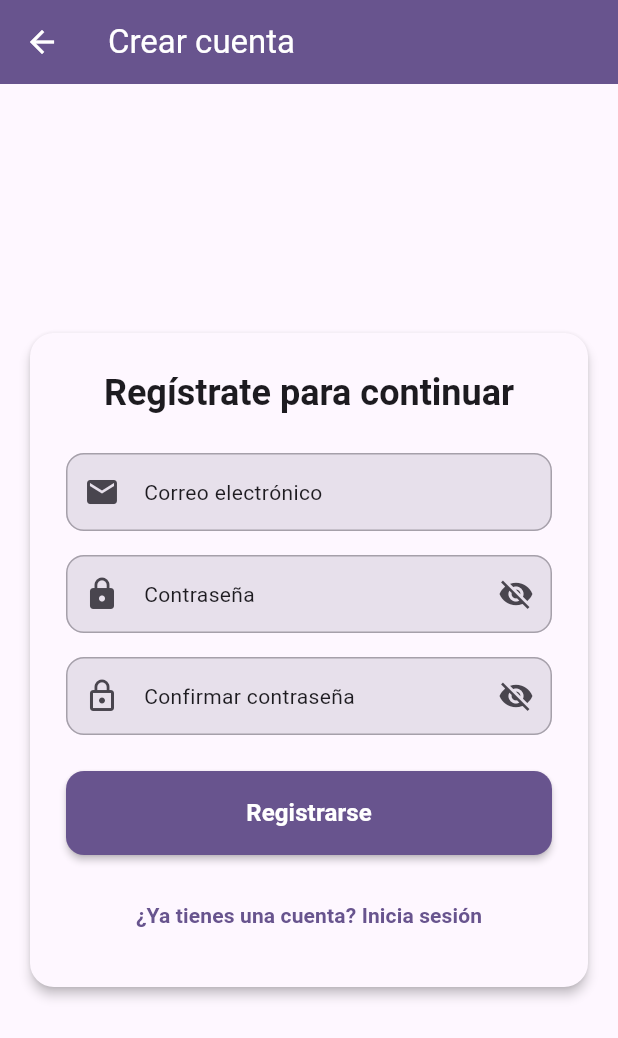
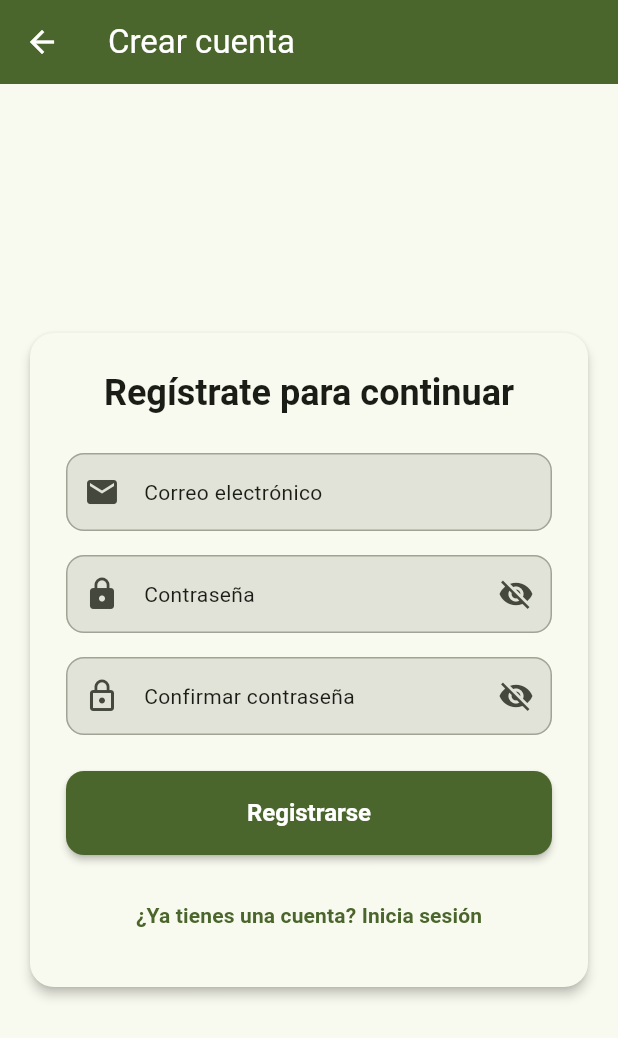
Before and after one commit to AntBPV/Flutter_Greenhouse, a Flutter app: the RegisterScreen screen opened by its route, on a phone screen of 412 x 824 dp. Shown: the top 1038 px of the screen. Run offline on Flutter 3.47's test engine with Material 3 defaults, Android fonts, the phone set to English and light mode, and no system bars; our stand-ins replace flutter_dotenv, hive_flutter, sqflite, supabase_flutter; accounts and stored records are empty.

Commit message:
Screen Refactor (2)
We continue with the refactor for the screens, this time i refactored all existing widgets to use my theme color schema

```diff
--- a/lib/providers/theme_provider.dart
+++ b/lib/providers/theme_provider.dart
@@ -13,8 +13,10 @@ class ThemeProvider extends ChangeNotifier {
   ThemeData get theme => _currentTheme;
   bool get isDarkMode => _isDarkMode;
 
+  // TODO: Cuadrar los colores manualmente, .fromSeed hace cosas raras y no quedan bien los colores
+  // TODO: Entre las cosas a agregar son: TextTheme, dividerColor
   static final ThemeData _lightTheme = ThemeData(
-    colorScheme: ColorScheme.fromSeed(seedColor: Colors.deepPurple),
+    colorScheme: ColorScheme.fromSeed(seedColor: Colors.lightGreen),
     brightness: Brightness.light,
     useMaterial3: true,
     cardTheme: const CardThemeData(
@@ -36,7 +38,7 @@ class ThemeProvider extends ChangeNotifier {
 
   static final ThemeData _darkTheme = ThemeData(
     colorScheme: ColorScheme.fromSeed(
-      seedColor: Colors.deepPurple,
+      seedColor: Colors.amber,
       brightness: Brightness.dark,
     ),
     brightness: Brightness.dark,
--- a/lib/widgets/custom_button.dart
+++ b/lib/widgets/custom_button.dart
@@ -18,34 +18,42 @@ class CustomButton extends StatelessWidget {
 
   @override
   Widget build(BuildContext context) {
+    final theme = Theme.of(context);
+    final colorScheme = theme.colorScheme;
+
+    // Colores dinámicos
+    final bgColor = backgroundColor ?? colorScheme.primary;
+    final fgColor = textColor ?? colorScheme.onPrimary;
+
     return SizedBox(
       width: double.infinity,
       height: 56,
       child: ElevatedButton(
         onPressed: isLoading ? null : onPressed,
         style: ElevatedButton.styleFrom(
-          backgroundColor:
-              backgroundColor ?? Theme.of(context).colorScheme.primary,
-          foregroundColor: textColor ?? Colors.white,
+          backgroundColor: bgColor,
+          foregroundColor: fgColor,
           shape: RoundedRectangleBorder(
             borderRadius: BorderRadius.circular(12),
           ),
           elevation: 2,
+          textStyle: const TextStyle(fontSize: 16, fontWeight: FontWeight.bold),
         ),
         child: isLoading
-            ? const SizedBox(
+            ? SizedBox(
                 height: 24,
                 width: 24,
                 child: CircularProgressIndicator(
                   strokeWidth: 2.5,
-                  color: Colors.white,
+                  color: fgColor,
                 ),
               )
             : Text(
                 text,
-                style: const TextStyle(
+                style: TextStyle(
                   fontSize: 16,
                   fontWeight: FontWeight.bold,
+                  color: fgColor,
                 ),
               ),
       ),
--- a/lib/widgets/custom_text_field.dart
+++ b/lib/widgets/custom_text_field.dart
@@ -3,7 +3,7 @@ import 'package:flutter/material.dart';
 class CustomTextField extends StatelessWidget {
   final TextEditingController controller;
   final String label;
-  final String? hint; // ahora opcional
+  final String? hint;
   final bool obscureText;
   final TextInputType keyboardType;
   final IconData? prefixIcon;
@@ -57,7 +57,8 @@ class CustomTextField extends StatelessWidget {
         filled: true,
         // usar surface / surfaceVariant para que respete temas claros/oscuros
         fillColor:
-            theme.inputDecorationTheme.fillColor ?? colorScheme.surfaceVariant,
+            theme.inputDecorationTheme.fillColor ??
+            colorScheme.surfaceContainerHighest,
         // mantiene la apariencia del texto según el tema
         hintStyle: theme.textTheme.bodyMedium?.copyWith(
           color: colorScheme.onSurface.withOpacity(0.6),
```
Also changed, not shown: lib/widgets/connection_widget_detail.dart (+18 -5 lines), lib/widgets/control_panel.dart (+14 -6 lines), lib/widgets/sensor_display.dart (+33 -14 lines).
